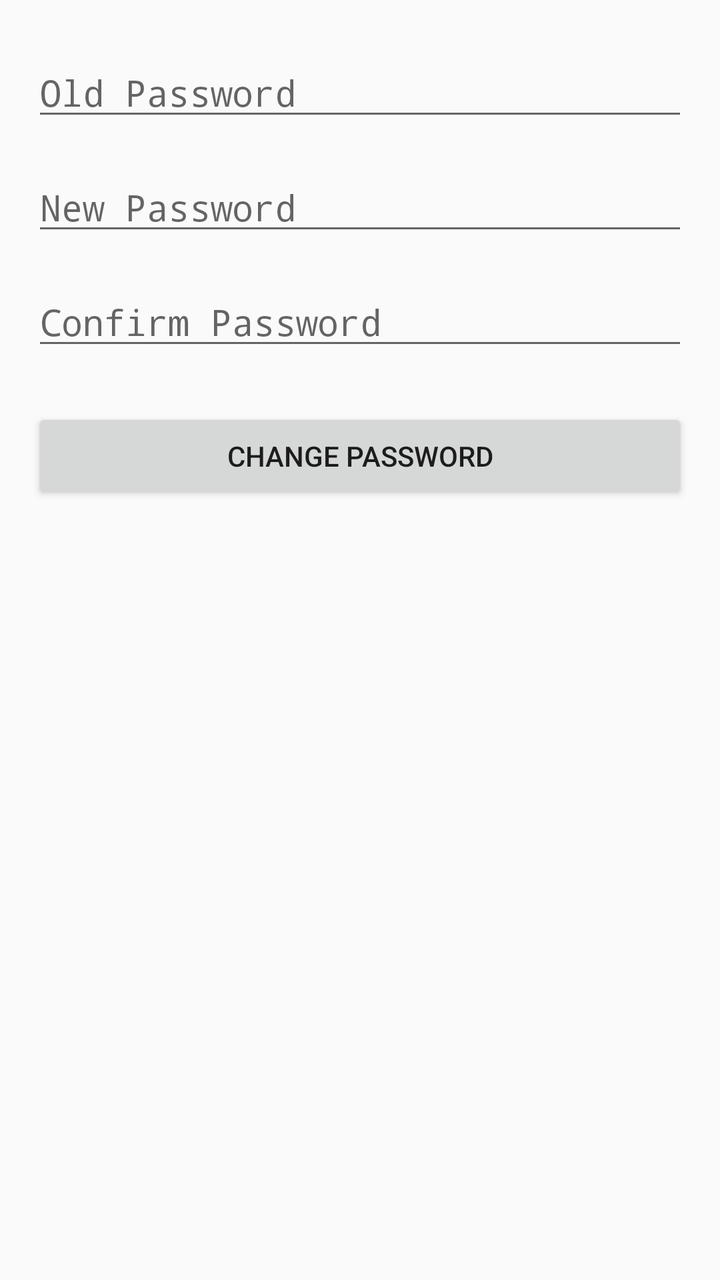
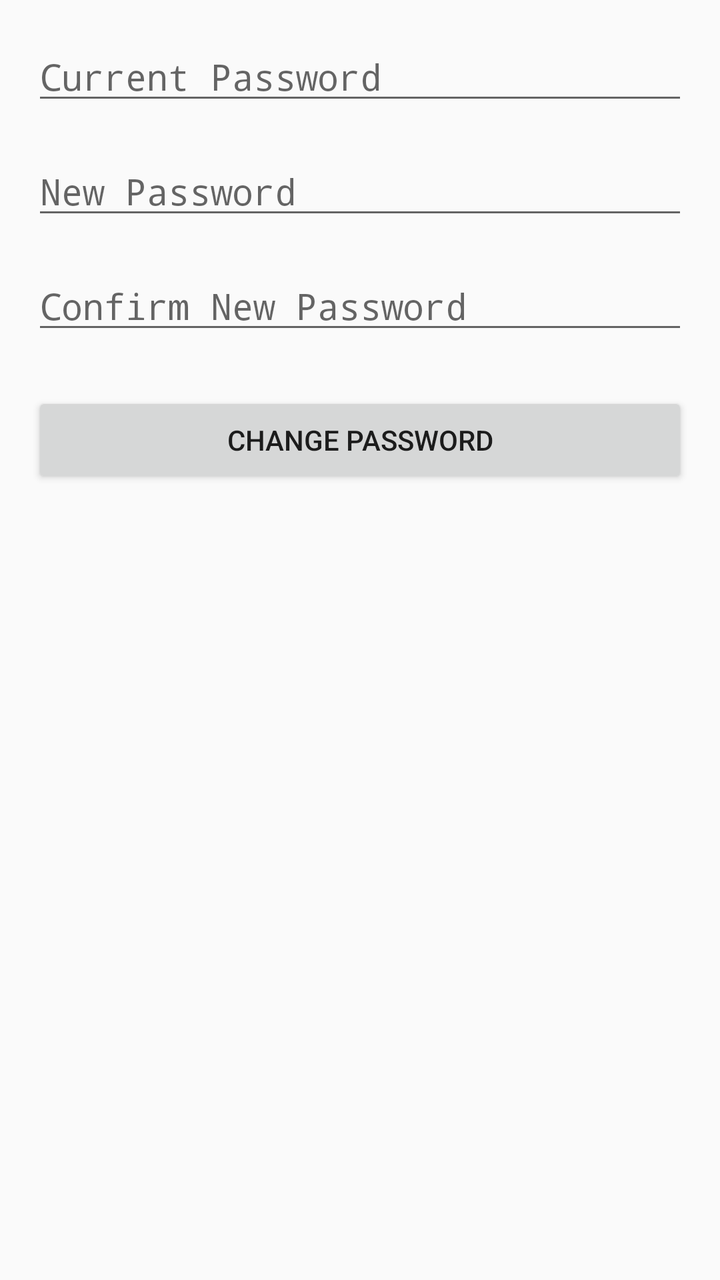

Compare the two renders of this Android layout. The source of the first and the diff that turns it into the second are given below.
<!-- AndroidManifest.xml: application theme Theme.Meal_Mission_App -->
<!-- res/layout/fragment_change_password.xml -->
<?xml version="1.0" encoding="utf-8"?>
<LinearLayout xmlns:android="http://schemas.android.com/apk/res/android"
    android:layout_width="match_parent"
    android:layout_height="match_parent"
    android:orientation="vertical"
    android:padding="16dp">

    <EditText
        android:id="@+id/oldPasswordEditText"
        android:layout_width="match_parent"
        android:layout_height="wrap_content"
        android:hint="Old Password"
        android:inputType="textPassword"
        android:layout_marginTop="8dp"/>

    <EditText
        android:id="@+id/newPasswordEditText"
        android:layout_width="match_parent"
        android:layout_height="wrap_content"
        android:hint="New Password"
        android:inputType="textPassword"
        android:layout_marginTop="16dp"/>

    <EditText
        android:id="@+id/confirmPasswordEditText"
        android:layout_width="match_parent"
        android:layout_height="wrap_content"
        android:hint="Confirm Password"
        android:inputType="textPassword"
        android:layout_marginTop="16dp"/>

    <Button
        android:id="@+id/changePasswordButton"
        android:layout_width="match_parent"
        android:layout_height="wrap_content"
        android:text="Change Password"
        android:layout_marginTop="24dp"/>
</LinearLayout>
<!-- resources referenced by this layout -->
<resources>
  <style name="Theme.Meal_Mission_App" parent="android:Theme.Material.Light.NoActionBar" />
</resources>

<!-- the commit's change to res/layout/fragment_change_password.xml (unified diff, before → after) -->
@@ -1,38 +1,37 @@
-<?xml version="1.0" encoding="utf-8"?>
 <LinearLayout xmlns:android="http://schemas.android.com/apk/res/android"
     android:layout_width="match_parent"
+    android:orientation="vertical"
     android:layout_height="match_parent"
-    android:orientation="vertical"
     android:padding="16dp">
 
     <EditText
-        android:id="@+id/oldPasswordEditText"
+        android:id="@+id/editTextCurrentPassword"
         android:layout_width="match_parent"
         android:layout_height="wrap_content"
-        android:hint="Old Password"
-        android:inputType="textPassword"
-        android:layout_marginTop="8dp"/>
+        android:hint="Current Password"
+        android:inputType="textPassword" />
 
     <EditText
-        android:id="@+id/newPasswordEditText"
+        android:id="@+id/editTextNewPassword"
         android:layout_width="match_parent"
         android:layout_height="wrap_content"
         android:hint="New Password"
         android:inputType="textPassword"
-        android:layout_marginTop="16dp"/>
+        android:layout_marginTop="16dp" />
 
     <EditText
-        android:id="@+id/confirmPasswordEditText"
+        android:id="@+id/editTextConfirmNewPassword"
         android:layout_width="match_parent"
         android:layout_height="wrap_content"
-        android:hint="Confirm Password"
+        android:hint="Confirm New Password"
         android:inputType="textPassword"
-        android:layout_marginTop="16dp"/>
+        android:layout_marginTop="16dp" />
 
     <Button
-        android:id="@+id/changePasswordButton"
+        android:id="@+id/buttonChangePassword"
         android:layout_width="match_parent"
         android:layout_height="wrap_content"
         android:text="Change Password"
-        android:layout_marginTop="24dp"/>
+        android:layout_marginTop="24dp" />
+
 </LinearLayout>
